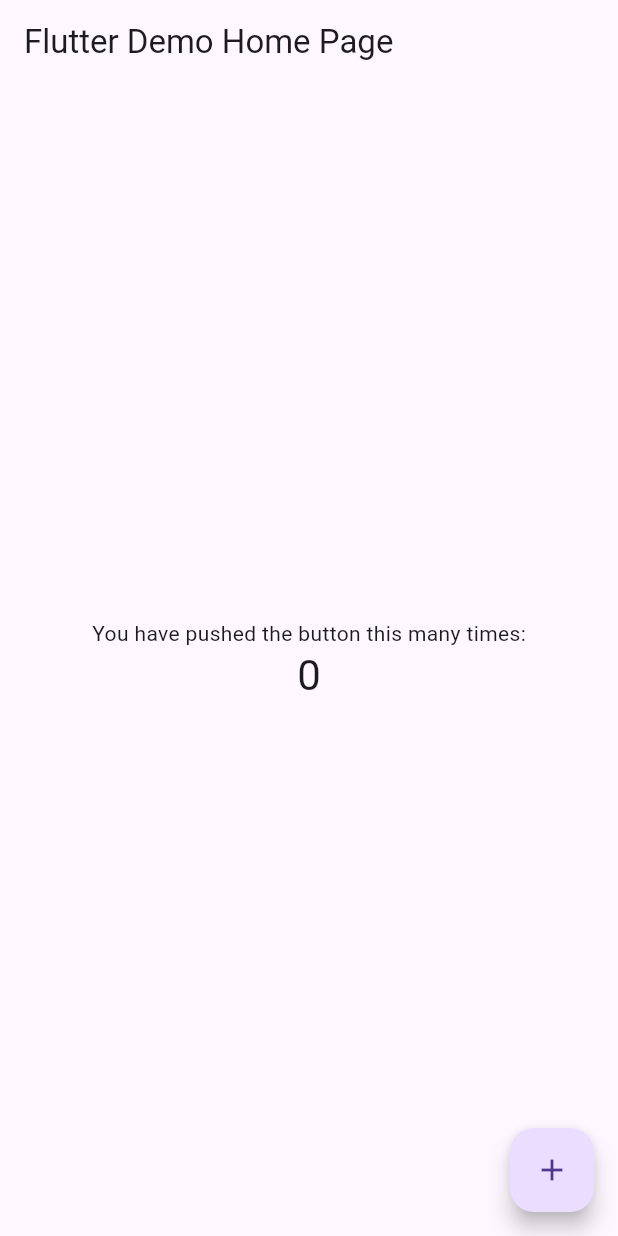
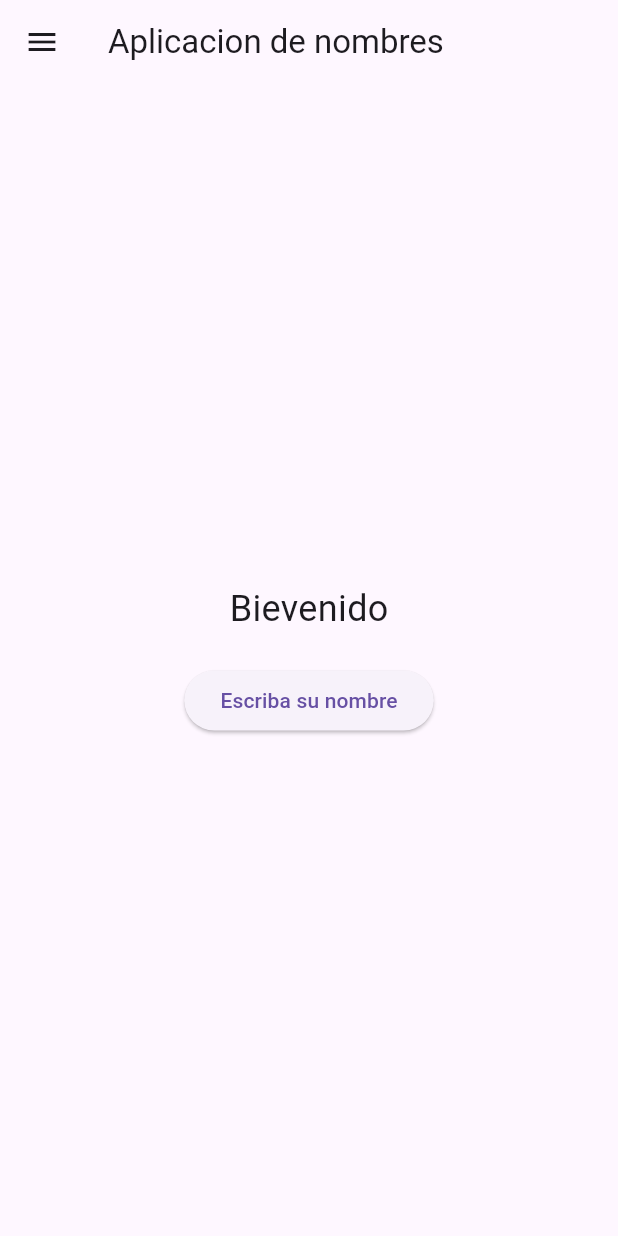
Before and after one commit to Josephruix/Actividades-Flutter, a Flutter app: the screen it shows after launch, on a phone screen of 412 x 824 dp. Run offline on Flutter 3.47's test engine with Material 3 defaults, Android fonts, the phone set to English and light mode, and no system bars.

Commit message:
Actividades flutter

```diff
--- a/lib/main.dart
+++ b/lib/main.dart
@@ -5,8 +5,7 @@ void main() {
 }
 
 class MyApp extends StatelessWidget {
-  const MyApp(
-      {super.key}); // Aquí nos aseguramos de que el constructor sea const
+  const MyApp({Key? key}) : super(key: key);
 
   @override
   Widget build(BuildContext context) {
@@ -15,24 +14,24 @@ class MyApp extends StatelessWidget {
       theme: ThemeData(
         primarySwatch: Colors.blue,
       ),
-      home: const MyHomePage(), // Asegúrate de que también sea const
+      home: const MyHomePage(),
     );
   }
 }
 
 class MyHomePage extends StatefulWidget {
-  const MyHomePage({super.key});
+  const MyHomePage({Key? key}) : super(key: key);
 
   @override
   State<MyHomePage> createState() => _MyHomePageState();
 }
 
 class _MyHomePageState extends State<MyHomePage> {
-  int _counter = 0;
+  String _username = '';
 
-  void _incrementCounter() {
+  void _setUsername(String username) {
     setState(() {
-      _counter++;
+      _username = username;
     });
   }
 
@@ -40,27 +39,69 @@ class _MyHomePageState extends State<MyHomePage> {
   Widget build(BuildContext context) {
     return Scaffold(
       appBar: AppBar(
-        title: const Text('Flutter Demo Home Page'),
+        title: const Text('Aplicacion de nombres'),
+      ),
+      drawer: Drawer(
+        child: ListView(
+          padding: EdgeInsets.zero,
+          children: <Widget>[
+            const DrawerHeader(
+              decoration: BoxDecoration(
+                color: Colors.blue,
+              ),
+              child: Text('Menu'),
+            ),
+            ListTile(
+              title: const Text('Pagina 1'),
+              onTap: () {
+                Navigator.pop(context);
+              },
+            ),
+            ListTile(
+              title: const Text('Pagna  2'),
+              onTap: () {
+                Navigator.pop(context);
+              },
+            ),
+          ],
+        ),
       ),
       body: Center(
         child: Column(
           mainAxisAlignment: MainAxisAlignment.center,
           children: <Widget>[
             const Text(
-              'You have pushed the button this many times:',
+              'Bievenido',
+              style: TextStyle(fontSize: 24),
             ),
-            Text(
-              '$_counter',
-              style: Theme.of(context).textTheme.headline4,
+            if (_username.isNotEmpty)
+              Text(
+                '$_username',
+                style: const TextStyle(fontSize: 24, fontWeight: FontWeight.bold),
+              ),
+            const SizedBox(height: 20),
+            ElevatedButton(
+              onPressed: () {
+                showDialog(
+                  context: context,
+                  builder: (BuildContext context) {
+                    return AlertDialog(
+                      title: const Text('Escriba su nombre'),
+                      content: TextField(
+                        onChanged: (value) {
+                          _setUsername(value);
+                        },
+                        decoration: const InputDecoration(hintText: 'Enter your name'),
+                      ),
+                    );
+                  },
+                );
+              },
+              child: const Text('Escriba su nombre'),
             ),
           ],
         ),
       ),
-      floatingActionButton: FloatingActionButton(
-        onPressed: _incrementCounter,
-        tooltip: 'Increment',
-        child: const Icon(Icons.add),
-      ),
     );
   }
 }
```
